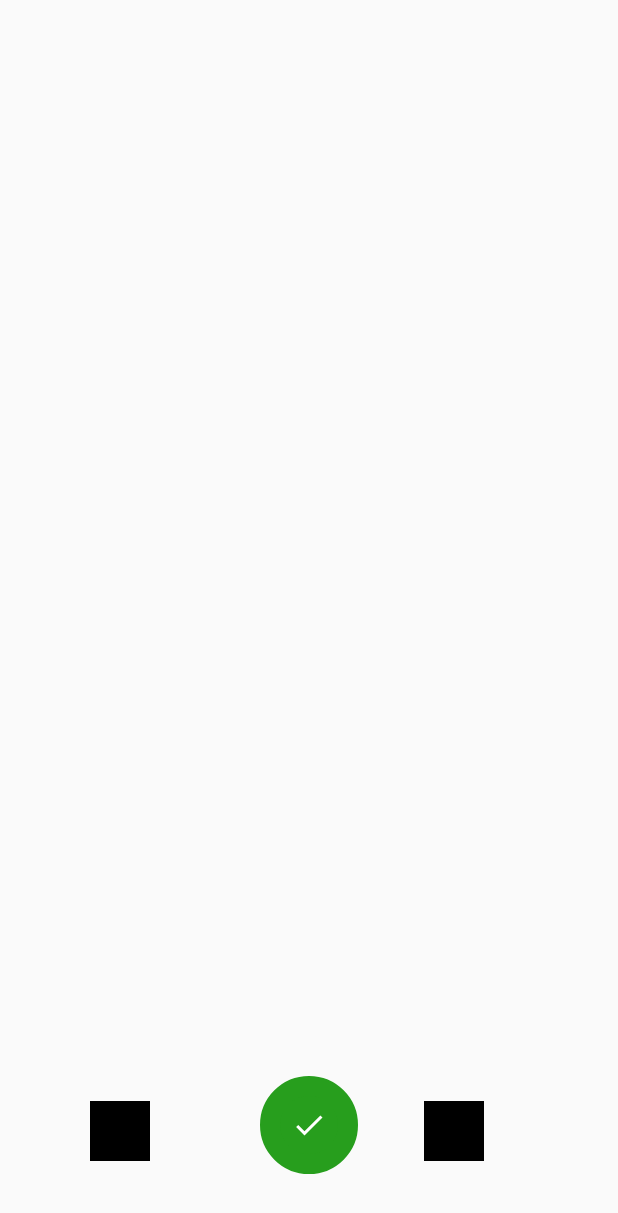
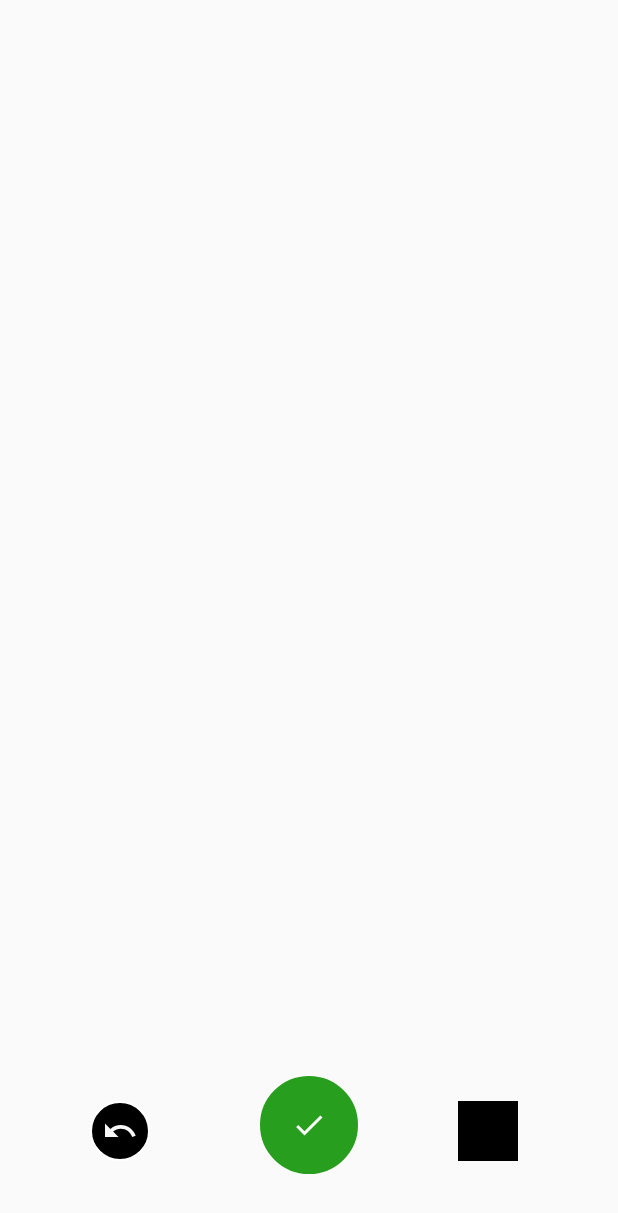
Before and after one commit to castlemilk/darts_app, an Android app: the layout activity_camera.xml on its own in the app's theme, with its tools: preview values and no code run, on a phone screen of 412 x 824 dp. Shown: the top 1213 px of the screen. Run offline under Robolectric (Android 15) with nearby library versions, the phone set to English and light mode, and no system bars.

Commit message:
camera navigation in progress

```diff
--- /dev/null
+++ b/app/src/main/res/drawable/back_image_button_back.xml
@@ -0,0 +1,9 @@
+<vector xmlns:android="http://schemas.android.com/apk/res/android"
+        android:width="24dp"
+        android:height="24dp"
+        android:viewportWidth="24.0"
+        android:viewportHeight="24.0">
+    <path
+        android:fillColor="#f7f7f7"
+        android:pathData="M12.5,8c-2.65,0 -5.05,0.99 -6.9,2.6L2,7v9h9l-3.62,-3.62c1.39,-1.16 3.16,-1.88 5.12,-1.88 3.54,0 6.55,2.31 7.6,5.5l2.37,-0.78C21.08,11.03 17.15,8 12.5,8z"/>
+</vector>
--- a/app/src/main/res/layout/activity_camera.xml
+++ b/app/src/main/res/layout/activity_camera.xml
@@ -23,7 +23,8 @@
         android:layout_width="0dp"
         android:layout_height="130dp"
         android:background="@color/colorBlack"
-        app:layout_constraintBottom_toBottomOf="parent">
+        app:layout_constraintBottom_toBottomOf="parent"
+        android:layout_marginBottom="0dp">
 
     </android.support.constraint.ConstraintLayout>
 
@@ -65,15 +66,17 @@
         app:layout_constraintBottom_toBottomOf="parent"
         android:layout_marginBottom="50dp"
         app:layout_constraintLeft_toRightOf="@+id/button_save_image"
-        android:layout_marginLeft="8dp" />
+        android:layout_marginLeft="8dp"
+        app:layout_constraintHorizontal_bias="0.824" />
 
     <ImageButton
         android:id="@+id/button_back"
         android:layout_width="40dp"
         android:layout_height="40dp"
         android:layout_gravity="center"
-        android:background="@color/colorBlack"
-        android:onClick="onClick"
+        android:background="@drawable/round_button"
+        android:onClick="onBackButtonClick"
+        android:src="@drawable/back_image_button_back"
         app:layout_constraintBottom_toBottomOf="parent"
         android:layout_marginBottom="50dp"
         app:layout_constraintRight_toLeftOf="@+id/button_save_image"
```
Also changed, not shown: app/src/main/java/com/primewebtech/darts/camera/CameraActivity.java (+36 -0 lines).
